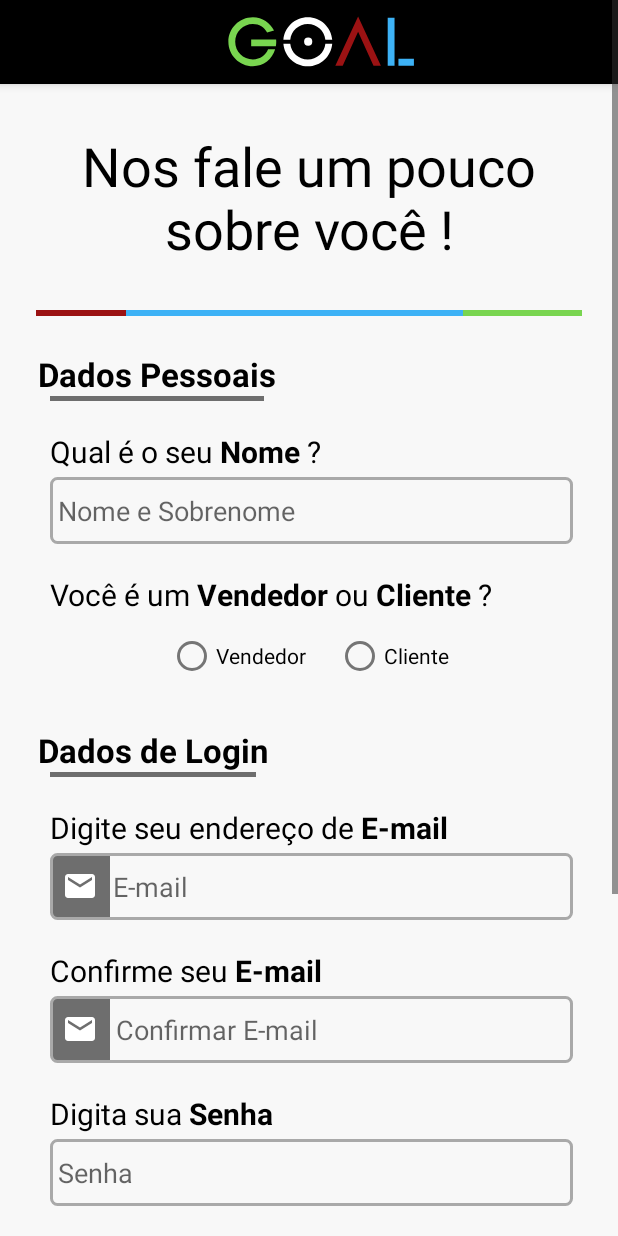
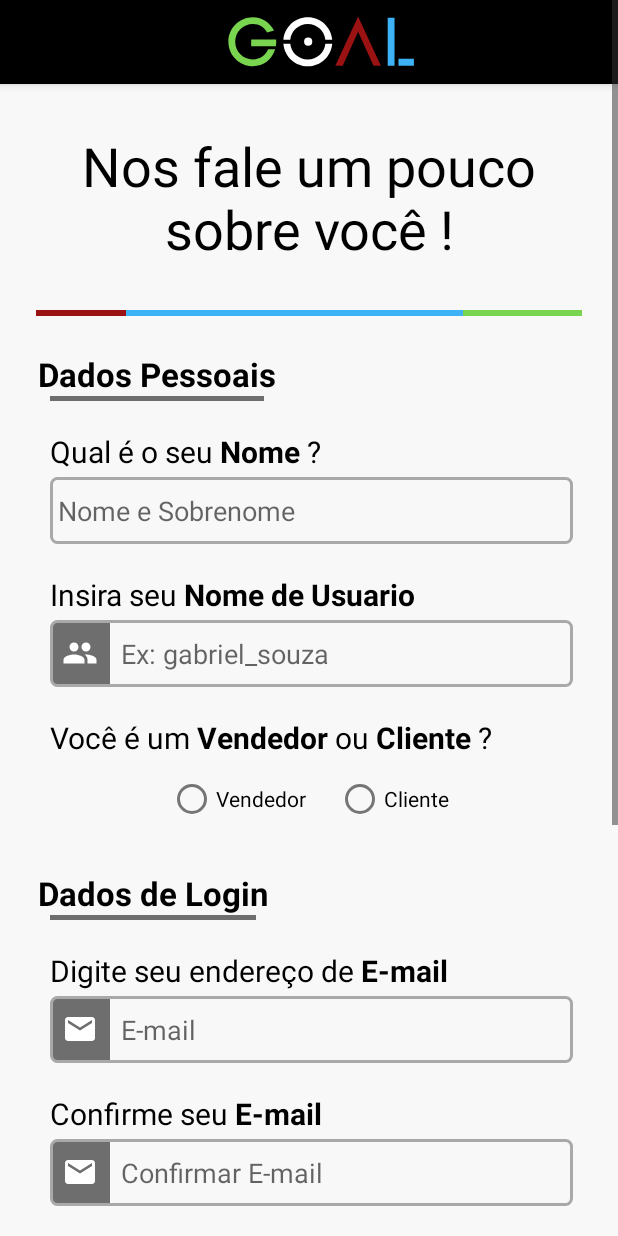
Before and after one commit to GryphoDevelopers/GoalMobile, an Android app: the SingUpActivity screen opened directly, with no data from a screen before it, on a phone screen of 412 x 824 dp. Run offline under Robolectric (Android 15) with nearby library versions, the phone set to English and light mode, and no system bars.

Commit message:
Update: Atualização no Layout

```diff
--- a/app/src/main/AndroidManifest.xml
+++ b/app/src/main/AndroidManifest.xml
@@ -8,8 +8,9 @@
         android:label="@string/app_name"
         android:roundIcon="@mipmap/ic_launcher_round"
         android:supportsRtl="true"
-        android:theme="@style/Theme.Goal" >
-        <activity android:name=".views.activities.OptionActivity"/>
+        android:theme="@style/Theme.Goal">
+        <activity android:name=".views.activities.NavigationHeader"/>
+        <activity android:name=".views.activities.OptionActivity" />
         <activity android:name=".views.activities.RegisterForPurchases" />
         <activity android:name=".views.activities.IndexActivity" />
         <activity android:name=".views.activities.SingUpActivity" />
--- /dev/null
+++ b/app/src/main/res/drawable/ic_group.xml
@@ -0,0 +1,10 @@
+<vector xmlns:android="http://schemas.android.com/apk/res/android"
+    android:width="24dp"
+    android:height="24dp"
+    android:viewportWidth="24"
+    android:viewportHeight="24"
+    android:tint="@color/white">
+  <path
+      android:fillColor="@android:color/white"
+      android:pathData="M16,11c1.66,0 2.99,-1.34 2.99,-3S17.66,5 16,5c-1.66,0 -3,1.34 -3,3s1.34,3 3,3zM8,11c1.66,0 2.99,-1.34 2.99,-3S9.66,5 8,5C6.34,5 5,6.34 5,8s1.34,3 3,3zM8,13c-2.33,0 -7,1.17 -7,3.5L1,19h14v-2.5c0,-2.33 -4.67,-3.5 -7,-3.5zM16,13c-0.29,0 -0.62,0.02 -0.97,0.05 1.16,0.84 1.97,1.97 1.97,3.45L17,19h6v-2.5c0,-2.33 -4.67,-3.5 -7,-3.5z"/>
+</vector>
--- a/app/src/main/res/layout/activity_index.xml
+++ b/app/src/main/res/layout/activity_index.xml
@@ -33,7 +33,7 @@
         android:layout_height="match_parent"
         android:layout_gravity="start"
         android:fitsSystemWindows="false"
-        app:menu="@menu/menu_category" />
-    <!-- TODO: Criar um navHead = Minha Conta/Usuario ou Login/Cadastro -->
+        app:menu="@menu/menu_category"
+        app:headerLayout="@layout/activity_navigation_header" />
 
 </androidx.drawerlayout.widget.DrawerLayout>
--- a/app/src/main/res/layout/activity_sing_up.xml
+++ b/app/src/main/res/layout/activity_sing_up.xml
@@ -81,13 +81,13 @@
                 app:layout_constraintTop_toBottomOf="@+id/line_grey2" />
 
             <!--TODO Implementar AutoFillHint-->
+
             <EditText
                 android:id="@+id/editText_name"
+                style="@style/editText_personalized"
                 android:layout_width="0dp"
                 android:layout_height="wrap_content"
-                style="@style/editText_personalized"
                 android:autofillHints="Nome"
-                android:drawablePadding="20dp"
                 android:ems="10"
                 android:hint="@string/hint_name"
                 android:inputType="textPersonName"
@@ -96,13 +96,38 @@
                 app:layout_constraintTop_toBottomOf="@+id/txt_name" />
 
             <TextView
-                android:id="@+id/txt_typeUser"
+                android:id="@+id/txt_nickname"
+                style="@style/label_fields"
                 android:layout_width="wrap_content"
                 android:layout_height="wrap_content"
+                android:labelFor="@+id/editText_name"
+                android:text="@string/label_nickname"
+                app:layout_constraintStart_toStartOf="@+id/txt_name"
+                app:layout_constraintTop_toBottomOf="@+id/editText_name" />
+
+            <EditText
+                android:id="@+id/editText_nickname"
+                style="@style/editText_icon"
+                android:layout_width="0dp"
+                android:layout_height="wrap_content"
+                android:autofillHints="Nome"
+                android:drawableStart="@drawable/ic_group"
+                android:drawableLeft="@drawable/ic_group"
+                android:ems="10"
+                android:hint="@string/hint_nickname"
+                android:inputType="textPersonName"
+                app:layout_constraintEnd_toEndOf="parent"
+                app:layout_constraintStart_toStartOf="@+id/txt_nickname"
+                app:layout_constraintTop_toBottomOf="@+id/txt_nickname" />
+
+            <TextView
+                android:id="@+id/txt_typeUser"
                 style="@style/label_fields"
+                android:layout_width="wrap_content"
+                android:layout_height="wrap_content"
                 android:text="@string/label_peopleType"
                 app:layout_constraintStart_toStartOf="@+id/txt_name"
-                app:layout_constraintTop_toBottomOf="@+id/editText_name" />
+                app:layout_constraintTop_toBottomOf="@id/editText_nickname" />
 
             <TextView
                 android:id="@+id/error_optionUser"
@@ -192,7 +217,6 @@
                 android:autofillHints="Email"
                 android:drawableStart="@drawable/ic_email"
                 android:drawableLeft="@drawable/ic_email"
-                android:drawablePadding="10dp"
                 android:ems="10"
                 android:freezesText="false"
                 android:hint="@string/hint_email"
--- a/app/src/main/res/menu/menu_category.xml
+++ b/app/src/main/res/menu/menu_category.xml
@@ -1,6 +1,7 @@
 <?xml version="1.0" encoding="utf-8"?>
 <menu xmlns:android="http://schemas.android.com/apk/res/android">
 
+    <!-- TODO COLOCAR A OPÇÃO DE SELCIONAR SOMENTE UM E FICAR MARCADO -->
     <item android:title="@string/titleMenu_categories">
         <menu>
             <group>
--- a/app/src/main/res/values/strings.xml
+++ b/app/src/main/res/values/strings.xml
@@ -34,9 +34,11 @@
     <string name="label_confirmEmail">Confirme seu <b>E-mail</b></string>
     <string name="label_password">Digita sua <b>Senha</b></string>
     <string name="label_confirmPassword">Confirme sua <b>Senha</b></string>
+    <string name="label_nickname">Insira seu <b>Nome de Usuario</b></string>
     <string name="hint_name">Nome e Sobrenome</string>
     <string name="hint_confirmPassword">Confirmar Senha</string>
     <string name="hint_confirmEmail">Confirmar E-mail</string>
+    <string name="hint_nickname">Ex: "gabriel_souza"</string>
     <string name="txt_confirmTermsUse">Aceito os Termos e Condições de Uso</string>
     <string name="btn_seeTermsUse">Ler os Termos de Uso</string>
     <string name="btn_createAcount">Criar Conta</string>
--- a/app/src/main/res/values/style.xml
+++ b/app/src/main/res/values/style.xml
@@ -35,6 +35,8 @@
         <item name="android:paddingLeft">5dp</item>
         <item name="android:paddingTop">10dp</item>
         <item name="android:paddingBottom">10dp</item>
+
+        <item name="android:drawablePadding">20dp</item>
     </style>
 
     <style name="editText_icon">
@@ -44,7 +46,7 @@
 
         <item name="android:background">@drawable/edit_text_with_icon</item>
 
-        <item name="android:drawablePadding">12dp</item>
+        <item name="android:drawablePadding">15dp</item>
 
         <item name="android:paddingRight">8dp</item>
         <item name="android:paddingLeft">8dp</item>
```
Also changed, not shown: app/src/main/java/com/example/goal/views/activities/NavigationHeader.java (added, +16 -0 lines), app/src/main/res/layout/activity_navigation_header.xml (added, +30 -0 lines).
